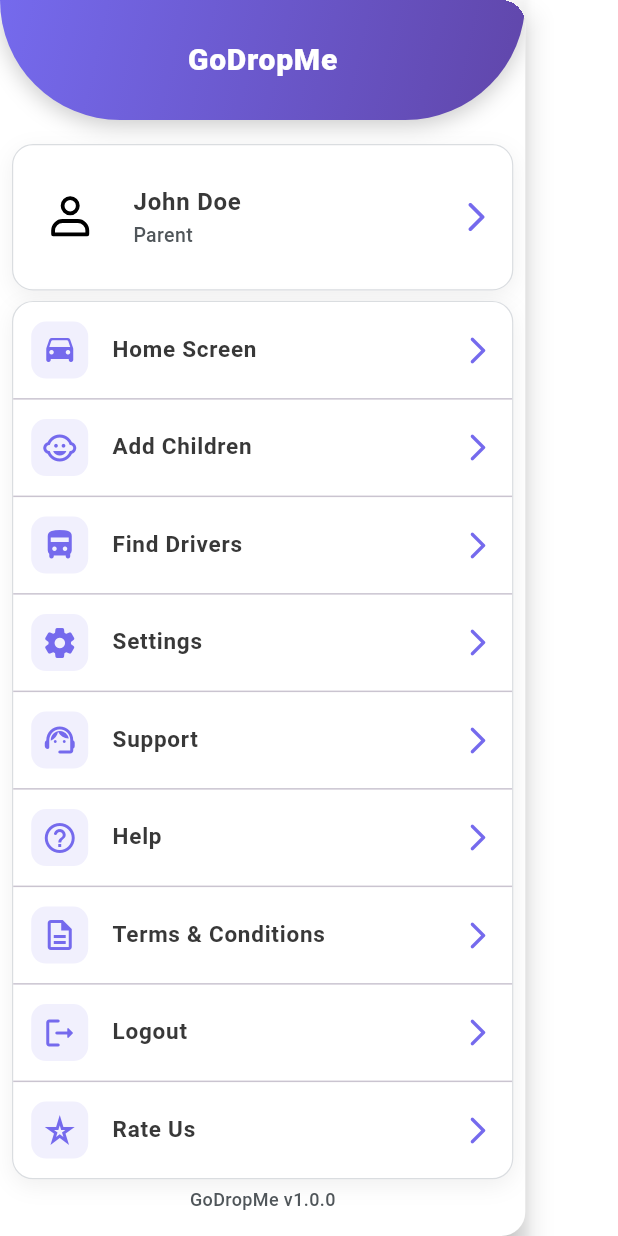
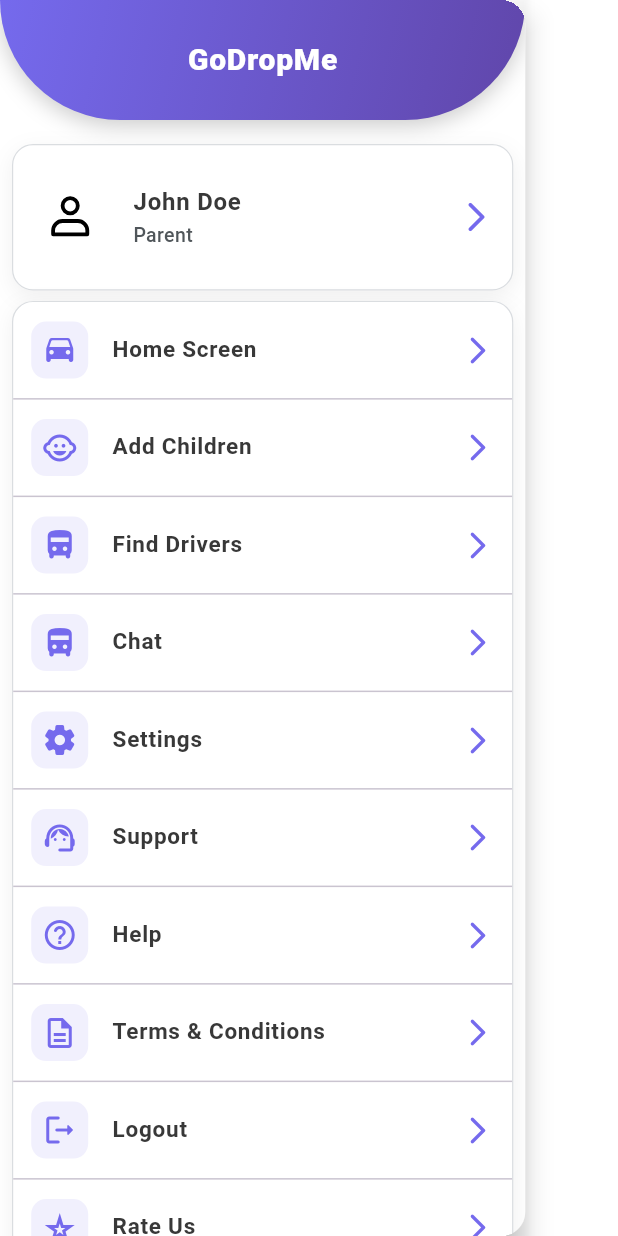
Before and after one commit to rayyankhan00776/GoDropMe, a Flutter app: the ParentChatScreen screen opened by its route, after a tap on the "menu" icon, on a phone screen of 412 x 824 dp. Run offline on Flutter 3.47's test engine with Material 3 defaults, Android fonts, the phone set to English and light mode, and no system bars; our stand-ins replace appwrite, flutter_svg, get, google_maps_flutter, image_picker, shared_preferences; accounts and stored records are empty; project files that could hold a hidden picture were left out.

Commit message:
added the chat option to the drawer

```diff
--- a/lib/constants/app_strings.dart
+++ b/lib/constants/app_strings.dart
@@ -140,4 +140,5 @@ class AppStrings {
   static const drawerVersionLabel = 'GoDropMe v1.0.0';
   static const drawerProfileNamePlaceholder = 'John Doe';
   static const drawerProfileRoleParent = 'Parent';
+  static const parentChatHeading = 'Chat';
 }
--- a/lib/features/parentSide/common widgets/drawer.dart
+++ b/lib/features/parentSide/common widgets/drawer.dart
@@ -68,7 +68,12 @@ class ParentDrawer extends StatelessWidget {
                           onTap: () => Get.offNamed(AppRoutes.findDrivers),
                         ),
                         const Divider(height: 1),
-
+                        DrawerTile(
+                          icon: Icons.directions_bus_filled_rounded,
+                          title: AppStrings.parentChatHeading,
+                          onTap: () => Get.offNamed(AppRoutes.parentChat),
+                        ),
+                        const Divider(height: 1),
                         DrawerTile(
                           icon: Icons.settings_rounded,
                           title: AppStrings.drawerSettings,
--- a/lib/features/parentSide/parentChat/pages/parent_chat_screen.dart
+++ b/lib/features/parentSide/parentChat/pages/parent_chat_screen.dart
@@ -11,7 +11,7 @@ class ParentChatScreen extends StatelessWidget {
   Widget build(BuildContext context) {
     return ParentDrawerShell(
       body: Scaffold(
-        appBar: AppBar(title: const Text('Chat'), elevation: 0),
+        // appBar: AppBar(title: const Text('Chat'), elevation: 0),
         body: const Center(
           child: Text('Chat', style: AppTypography.optionLinePrimary),
         ),
```
